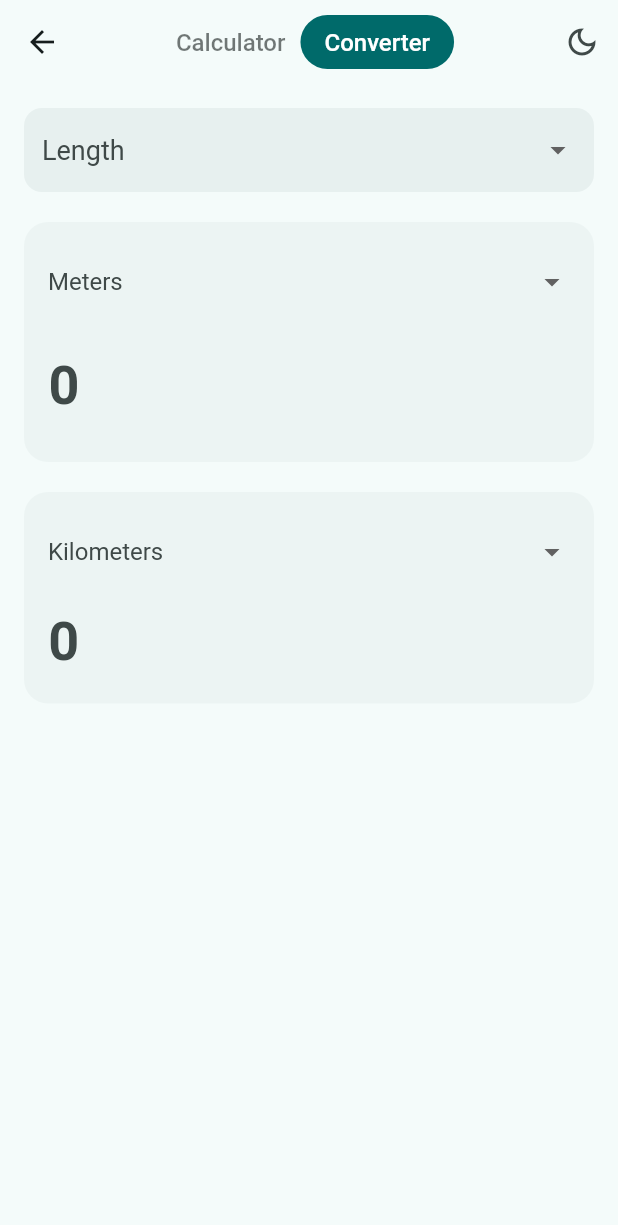
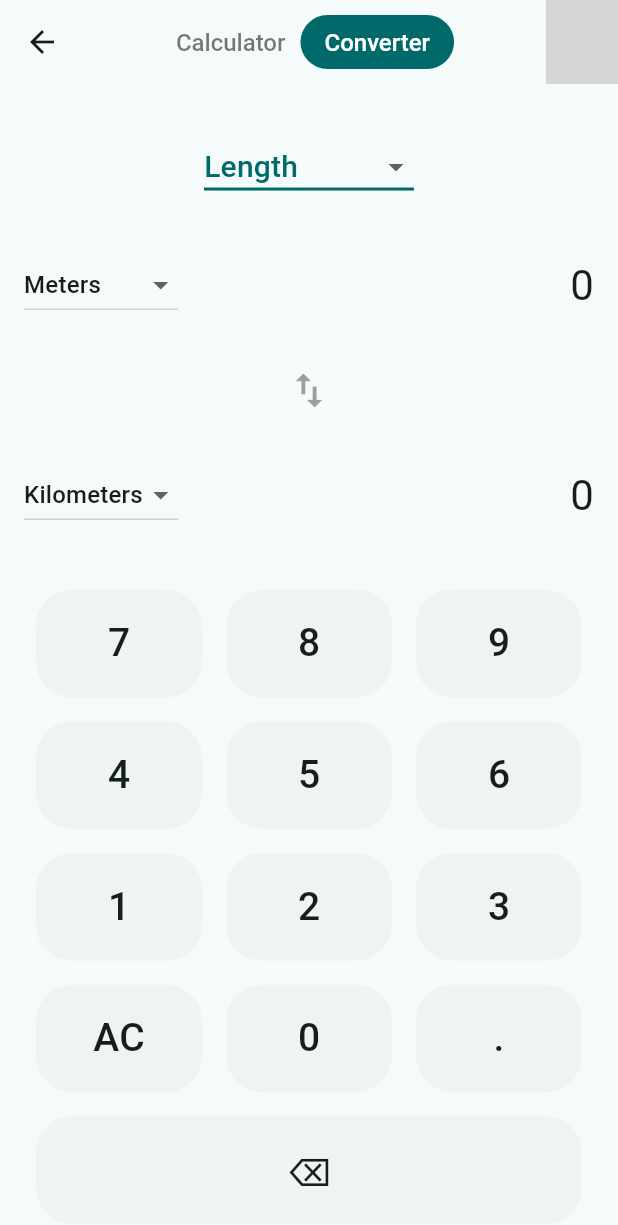
Before and after one commit to digitalninjanv/kalkulator, a Flutter app: the screen it shows after launch, after a tap on "Converter", on a phone screen of 412 x 824 dp. Shown: the top 1225 px of the screen. Run offline on Flutter 3.47's test engine with Material 3 defaults, Android fonts, the phone set to English and light mode, and no system bars; our stand-ins replace auto_size_text, firebase_core, google_fonts, math_expressions; accounts and stored records are empty; statements that could not run were skipped; grey boxes are pictures that could not be loaded.

```diff
--- a/lib/converter_screen.dart
+++ b/lib/converter_screen.dart
@@ -1,93 +1,133 @@
 import 'package:flutter/material.dart';
 import 'package:provider/provider.dart';
 
-import 'main.dart';
-
-// 1. Converter Logic Provider
+// 1. Provider for Converter Logic
 class ConverterProvider with ChangeNotifier {
-  String _selectedCategory = 'Length';
+  String _inputValue = '0';
+  String _outputValue = '0';
   String _fromUnit = 'Meters';
   String _toUnit = 'Kilometers';
-  String _inputValue = '';
-  String _result = '';
+  String _conversionType = 'Length';
 
-  String get selectedCategory => _selectedCategory;
-  String get fromUnit => _fromUnit;
-  String get toUnit => _toUnit;
-  String get inputValue => _inputValue;
-  String get result => _result;
-
-  final Map<String, List<String>> categories = {
-    'Length': ['Meters', 'Kilometers', 'Centimeters', 'Inches', 'Feet'],
+  final Map<String, List<String>> unitTypes = {
+    'Length': ['Meters', 'Kilometers', 'Miles', 'Feet'],
     'Weight': ['Grams', 'Kilograms', 'Pounds', 'Ounces'],
     'Temperature': ['Celsius', 'Fahrenheit', 'Kelvin'],
   };
 
-  void setCategory(String category) {
-    if (_selectedCategory == category) return;
-    _selectedCategory = category;
-    _fromUnit = categories[category]![0];
-    _toUnit = categories[category]![1];
-    _inputValue = '';
-    _result = '';
+  // Conversion factors (to a base unit, e.g., meters for length)
+  final Map<String, double> _conversionFactors = {
+    // Length (base: Meter)
+    'Meters': 1.0,
+    'Kilometers': 1000.0,
+    'Miles': 1609.34,
+    'Feet': 0.3048,
+
+    // Weight (base: Gram)
+    'Grams': 1.0,
+    'Kilograms': 1000.0,
+    'Pounds': 453.592,
+    'Ounces': 28.3495,
+  };
+
+  String get inputValue => _inputValue;
+  String get outputValue => _outputValue;
+  String get fromUnit => _fromUnit;
+  String get toUnit => _toUnit;
+  String get conversionType => _conversionType;
+  List<String> get currentUnits => unitTypes[_conversionType]!;
+
+  void onUnitChanged(String? newUnit, {required bool isFromUnit}) {
+    if (newUnit == null) return;
+    if (isFromUnit) {
+      _fromUnit = newUnit;
+    } else {
+      _toUnit = newUnit;
+    }
+    _convert();
     notifyListeners();
   }
 
-  void setFromUnit(String unit) {
-    if (_fromUnit == unit) return;
-    _fromUnit = unit;
-    _convert();
+  void onConversionTypeChanged(String? newType) {
+    if (newType == null) return;
+    _conversionType = newType;
+    _fromUnit = unitTypes[newType]![0];
+    _toUnit = unitTypes[newType]![1];
+    _inputValue = '0';
+    _outputValue = '0';
+    notifyListeners();
   }
 
-  void setToUnit(String unit) {
-    if (_toUnit == unit) return;
-    _toUnit = unit;
+  void onInput(String value) {
+    if (_inputValue == '0' && value != '.') {
+      _inputValue = value;
+    } else if (value == '⌫') {
+      _inputValue = _inputValue.length > 1
+          ? _inputValue.substring(0, _inputValue.length - 1)
+          : '0';
+    } else if (value == 'AC') {
+      _inputValue = '0';
+      _outputValue = '0';
+    } else if (_inputValue.contains('.') && value == '.') {
+      // Do nothing if trying to add a second decimal point
+      return;
+    } else {
+      _inputValue += value;
+    }
     _convert();
-  }
-
-  void setInputValue(String value) {
-    if (_inputValue == value) return;
-    _inputValue = value;
-    _convert();
+    notifyListeners();
   }
 
   void _convert() {
-    if (_inputValue.isEmpty) {
-      _result = '';
-      notifyListeners();
+    final double? input = double.tryParse(_inputValue);
+    if (input == null) {
+      _outputValue = 'Error';
       return;
     }
 
-    double? input = double.tryParse(_inputValue);
-    if (input == null) {
-      _result = 'Invalid Input';
-      notifyListeners();
+    // Handle Temperature separately
+    if (_conversionType == 'Temperature') {
+      _outputValue = _convertTemperature(input, _fromUnit, _toUnit);
       return;
     }
 
-    double output = 0;
+    // Standard conversion
+    final double baseValue = input * _conversionFactors[_fromUnit]!;
+    final double convertedValue = baseValue / _conversionFactors[_toUnit]!;
 
-    if (_selectedCategory == 'Length') {
-      double meters = _toMeters(input, _fromUnit);
-      output = _fromMeters(meters, _toUnit);
-    } else if (_selectedCategory == 'Weight') {
-      double grams = _toGrams(input, _fromUnit);
-      output = _fromGrams(grams, _toUnit);
-    } else if (_selectedCategory == 'Temperature') {
-      double celsius = _toCelsius(input, _fromUnit);
-      output = _fromCelsius(celsius, _toUnit);
+    _outputValue = convertedValue.toStringAsFixed(4);
+  }
+
+  String _convertTemperature(double value, String from, String to) {
+    double celsius;
+
+    // First, convert input to Celsius
+    switch (from) {
+      case 'Fahrenheit':
+        celsius = (value - 32) * 5 / 9;
+        break;
+      case 'Kelvin':
+        celsius = value - 273.15;
+        break;
+      default: // Celsius
+        celsius = value;
     }
 
-    _result = output.toStringAsFixed(2);
-    notifyListeners();
+    double result;
+    // Then, convert from Celsius to the target unit
+    switch (to) {
+      case 'Fahrenheit':
+        result = celsius * 9 / 5 + 32;
+        break;
+      case 'Kelvin':
+        result = celsius + 273.15;
+        break;
+      default: // Celsius
+        result = celsius;
+    }
+
+    return result.toStringAsFixed(2);
   }
-
-  double _toMeters(double v, String u) => v * {'Meters': 1, 'Kilometers': 1000, 'Centimeters': 0.01, 'Inches': 0.0254, 'Feet': 0.3048}[u]!;
-  double _fromMeters(double m, String u) => m / {'Meters': 1, 'Kilometers': 1000, 'Centimeters': 0.01, 'Inches': 0.0254, 'Feet': 0.3048}[u]!;
-  double _toGrams(double v, String u) => v * {'Grams': 1, 'Kilograms': 1000, 'Pounds': 453.592, 'Ounces': 28.3495}[u]!;
-  double _fromGrams(double g, String u) => g / {'Grams': 1, 'Kilograms': 1000, 'Pounds': 453.592, 'Ounces': 28.3495}[u]!;
-  double _toCelsius(double v, String u) => {'Celsius': v, 'Fahrenheit': (v - 32) * 5/9, 'Kelvin': v - 273.15}[u]!;
-  double _fromCelsius(double c, String u) => {'Celsius': c, 'Fahrenheit': (c * 9/5) + 32, 'Kelvin': c + 273.15}[u]!;
 }
 
 // 2. Converter Screen UI
@@ -99,158 +139,202 @@ class ConverterScreen extends StatelessWidget {
     final colorScheme = Theme.of(context).colorScheme;
 
     return Scaffold(
-      backgroundColor: colorScheme.background,
+      backgroundColor: colorScheme.surface,
       appBar: AppBar(
-        backgroundColor: colorScheme.background,
+        backgroundColor: colorScheme.surface,
         elevation: 0,
-        leading: IconButton(icon: const Icon(Icons.arrow_back), onPressed: () => Navigator.of(context).pop()),
+        leading: IconButton(
+          icon: const Icon(Icons.arrow_back),
+          onPressed: () => Navigator.of(context).pop(),
+        ),
         title: Row(
           mainAxisAlignment: MainAxisAlignment.center,
           children: [
             GestureDetector(
-                onTap: () => Navigator.of(context).pop(),
-                child: Text('Calculator', style: TextStyle(color: colorScheme.onBackground.withOpacity(0.6), fontSize: 16))),
+              onTap: () => Navigator.of(context).pop(),
+              child: Text('Calculator',
+                  style: TextStyle(
+                      color: colorScheme.onSurface.withAlpha((0.6 * 255).round()), // FIX: withOpacity deprecated
+                      fontSize: 16)),
+            ),
             const SizedBox(width: 10),
             Container(
               padding: const EdgeInsets.symmetric(horizontal: 16, vertical: 8),
-              decoration: BoxDecoration(color: colorScheme.primary, borderRadius: BorderRadius.circular(20)),
-              child: Text('Converter', style: TextStyle(color: colorScheme.onPrimary, fontSize: 16)),
+              decoration: BoxDecoration(
+                color: colorScheme.primary,
+                borderRadius: BorderRadius.circular(20),
+              ),
+              child: Text(
+                'Converter',
+                style: TextStyle(color: colorScheme.onPrimary, fontSize: 16),
+              ),
             ),
           ],
         ),
         actions: [
+          // Keep the same theme toggle button
           Consumer<ThemeProvider>(
-            builder: (context, themeProvider, child) => IconButton(
-              icon: Icon(themeProvider.themeMode == ThemeMode.dark ? Icons.light_mode_outlined : Icons.dark_mode_outlined),
+            builder: (context, themeProvider, _) => IconButton(
+              icon: Icon(themeProvider.themeMode == ThemeMode.dark
+                  ? Icons.light_mode_outlined
+                  : Icons.dark_mode_outlined),
               onPressed: () => context.read<ThemeProvider>().toggleTheme(),
             ),
           ),
         ],
       ),
-      body: const Padding(
-        padding: EdgeInsets.all(16.0),
+      body: Padding(
+        padding: const EdgeInsets.symmetric(horizontal: 16.0),
         child: Column(
-          children: [CategorySelector(), SizedBox(height: 20), ConversionCard(isFrom: true), SizedBox(height: 20), ConversionCard(isFrom: false)],
+          children: const [
+            Expanded(flex: 3, child: ConversionDisplay()),
+            Expanded(flex: 4, child: ConverterNumpad()),
+          ],
         ),
       ),
     );
   }
 }
 
-class CategorySelector extends StatelessWidget {
-  const CategorySelector({super.key});
+class ConversionDisplay extends StatelessWidget {
+  const ConversionDisplay({super.key});
+
+  @override
+  Widget build(BuildContext context) {
+    final converter = Provider.of<ConverterProvider>(context);
+    final colorScheme = Theme.of(context).colorScheme;
+
+    return Column(
+      mainAxisAlignment: MainAxisAlignment.spaceEvenly,
+      children: [
+        DropdownButton<String>(
+          value: converter.conversionType,
+          onChanged: (newType) =>
+              converter.onConversionTypeChanged(newType),
+          items: converter.unitTypes.keys
+              .map<DropdownMenuItem<String>>((String value) {
+            return DropdownMenuItem<String>(
+              value: value,
+              child: Text(value, style: TextStyle(color: colorScheme.primary, fontSize: 20)),
+            );
+          }).toList(),
+            dropdownColor: colorScheme.surfaceContainerHighest,
+            underline: Container(
+            height: 2,
+            color: colorScheme.primary,
+          ),
+        ),
+        _buildUnitRow(context, isFromUnit: true),
+        const Icon(Icons.swap_vert, size: 30, color: Colors.grey),
+        _buildUnitRow(context, isFromUnit: false),
+      ],
+    );
+  }
+
+  Widget _buildUnitRow(BuildContext context, {required bool isFromUnit}) {
+    final converter = Provider.of<ConverterProvider>(context, listen: false);
+    final textStyle = TextStyle(fontSize: 28, color: Theme.of(context).colorScheme.onSurface);
+
+    return Row(
+      mainAxisAlignment: MainAxisAlignment.spaceBetween,
+      children: [
+        DropdownButton<String>(
+          value: isFromUnit ? converter.fromUnit : converter.toUnit,
+          dropdownColor: Theme.of(context).colorScheme.surfaceContainerHighest,
+          onChanged: (newUnit) =>
+              converter.onUnitChanged(newUnit, isFromUnit: isFromUnit),
+          items: converter.currentUnits
+              .map<DropdownMenuItem<String>>((String value) {
+            return DropdownMenuItem<String>(
+              value: value,
+              child: Text(value, style: TextStyle(color: Theme.of(context).colorScheme.onSurface),),
+            );
+          }).toList(),
+        ),
+        Text(
+          isFromUnit ? converter.inputValue : converter.outputValue,
+          style: textStyle,
+        ),
+      ],
+    );
+  }
+}
+
+class ConverterNumpad extends StatelessWidget {
+  const ConverterNumpad({super.key});
+
+  @override
+  Widget build(BuildContext context) {
+    final buttonMap = [
+      ['7', '8', '9'],
+      ['4', '5', '6'],
+      ['1', '2', '3'],
+      ['AC', '0', '.'],
+      ['⌫'] // Backspace on its own row
+    ];
+
+    final converter = Provider.of<ConverterProvider>(context, listen: false);
+
+    return Column(
+      children: buttonMap.map((row) {
+        return Expanded(
+          child: Row(
+            children: row.map((text) {
+              // Special case for the wider backspace button
+              if (text == '⌫') {
+                return Expanded(
+                  flex: 2, // Take up 2/3 of the space
+                  child: CalculatorButton(
+                    text: text,
+                    onPressed: () => converter.onInput(text),
+                  ),
+                );
+              }
+              return Expanded(
+                child: CalculatorButton(
+                  text: text,
+                  onPressed: () => converter.onInput(text),
+                ),
+              );
+            }).toList(),
+          ),
+        );
+      }).toList(),
+    );
+  }
+}
+
+// Reusing the CalculatorButton from the main screen for consistency
+class CalculatorButton extends StatelessWidget {
+  final String text;
+  final VoidCallback onPressed;
+
+  const CalculatorButton({super.key, required this.text, required this.onPressed});
 
   @override
   Widget build(BuildContext context) {
     final colorScheme = Theme.of(context).colorScheme;
-    // This widget only needs to read the provider to fire events, so we can use context.read
-    final provider = context.read<ConverterProvider>();
-    // We use a Selector to only rebuild when the selectedCategory or the list of categories changes.
-    return Selector<ConverterProvider, String>(
-      selector: (_, p) => p.selectedCategory,
-      builder: (context, selectedCategory, child) {
-         return Container(
-          padding: const EdgeInsets.symmetric(horizontal: 12, vertical: 4),
-          decoration: BoxDecoration(color: colorScheme.surfaceVariant.withOpacity(0.5), borderRadius: BorderRadius.circular(12)),
-          child: DropdownButton<String>(
-            value: selectedCategory,
-            onChanged: (String? newValue) => provider.setCategory(newValue!),
-            items: provider.categories.keys.map<DropdownMenuItem<String>>((v) => DropdownMenuItem<String>(value: v, child: Text(v))).toList(),
-            isExpanded: true,
-            underline: const SizedBox(),
-            style: TextStyle(fontSize: 18, color: colorScheme.onSurfaceVariant),
-            dropdownColor: colorScheme.surfaceVariant,
+
+    return Padding(
+      padding: const EdgeInsets.all(8.0),
+      child: InkWell(
+        onTap: onPressed,
+        borderRadius: BorderRadius.circular(24),
+        child: Container(
+          decoration: BoxDecoration(
+            color: colorScheme.surfaceContainerHighest.withAlpha(80),
+            borderRadius: BorderRadius.circular(24),
           ),
-        );
-      },
-    );
-  }
-}
-
-class ConversionCard extends StatefulWidget {
-  final bool isFrom;
-  const ConversionCard({super.key, required this.isFrom});
-
-  @override
-  State<ConversionCard> createState() => _ConversionCardState();
-}
-
-class _ConversionCardState extends State<ConversionCard> {
-  late final TextEditingController _controller;
-
-  @override
-  void initState() {
-    super.initState();
-    if (widget.isFrom) {
-      _controller = TextEditingController();
-    }
-  }
-
-  @override
-  void dispose() {
-    if (widget.isFrom) {
-      _controller.dispose();
-    }
-    super.dispose();
-  }
-
-  @override
-  Widget build(BuildContext context) {
-    final colorScheme = Theme.of(context).colorScheme;
-    final provider = context.read<ConverterProvider>();
-
-    return Container(
-      padding: const EdgeInsets.all(16),
-      decoration: BoxDecoration(color: colorScheme.surfaceVariant.withOpacity(0.3), borderRadius: BorderRadius.circular(16)),
-      child: Column(
-        crossAxisAlignment: CrossAxisAlignment.start,
-        children: [
-          Selector<ConverterProvider, List<String>>(
-              selector: (_, p) => [p.fromUnit, p.toUnit, p.selectedCategory], // Rebuild dropdown when units or category change
-              builder: (context, units, child) {
-                return DropdownButton<String>(
-                  value: widget.isFrom ? units[0] : units[1],
-                  onChanged: (String? newValue) {
-                    if (newValue == null) return;
-                    widget.isFrom ? provider.setFromUnit(newValue) : provider.setToUnit(newValue);
-                  },
-                  items: provider.categories[units[2]]!.map<DropdownMenuItem<String>>((v) => DropdownMenuItem<String>(value: v, child: Text(v))).toList(),
-                  isExpanded: true,
-                  underline: const SizedBox(),
-                  style: TextStyle(fontSize: 16, color: colorScheme.onSurfaceVariant),
-                  dropdownColor: colorScheme.surfaceVariant,
-                );
-              }),
-          const SizedBox(height: 10),
-          if (widget.isFrom)
-            Selector<ConverterProvider, String>(
-              selector: (_, p) => p.inputValue,
-              builder: (context, inputValue, child) {
-                // Manually update controller only if text is different to prevent cursor jumping
-                if (inputValue != _controller.text) {
-                  _controller.text = inputValue;
-                  _controller.selection = TextSelection.fromPosition(TextPosition(offset: _controller.text.length));
-                }
-                return TextField(
-                  controller: _controller,
-                  onChanged: provider.setInputValue,
-                  keyboardType: TextInputType.number,
-                  style: TextStyle(fontSize: 36, fontWeight: FontWeight.bold, color: colorScheme.onSurfaceVariant),
-                  decoration: const InputDecoration(border: InputBorder.none, hintText: '0'),
-                );
-              },
-            )
-          else
-            Selector<ConverterProvider, String>(
-              selector: (_, p) => p.result,
-              builder: (context, result, child) {
-                return Text(
-                  result.isEmpty ? '0' : result,
-                  style: TextStyle(fontSize: 36, fontWeight: FontWeight.bold, color: colorScheme.onSurfaceVariant),
-                );
-              },
+          child: Center(
+            child: Text(
+              text,
+              style: const TextStyle(
+                fontSize: 26,
+                fontWeight: FontWeight.w500,
+              ),
             ),
-        ],
+          ),
+        ),
       ),
     );
   }
--- a/lib/main.dart
+++ b/lib/main.dart
@@ -51,10 +51,12 @@ class CalculatorProvider with ChangeNotifier {
     } else if (buttonText == '=') {
       try {
         String finalExpression = _expression.replaceAll('×', '*').replaceAll('÷', '/');
-        Parser p = Parser();
-        Expression exp = p.parse(finalExpression);
-        ContextModel cm = ContextModel();
-        double eval = exp.evaluate(EvaluationType.REAL, cm);
+        final parser = ShuntingYardParser();
+        final expression = parser.parse(finalExpression);
+        final evaluator = RealEvaluator();
+        expression.accept(evaluator); // This populates the evaluator
+        final double eval = evaluator.value; // The result is in the 'value' property
+
         _result = eval.toStringAsFixed(eval.truncateToDouble() == eval ? 0 : 2);
       } catch (e) {
         _result = 'Error';
@@ -62,10 +64,12 @@ class CalculatorProvider with ChangeNotifier {
     } else if (buttonText == '%') {
       if (_expression.isNotEmpty) {
         try {
-          Parser p = Parser();
-          Expression exp = p.parse(_expression);
-          ContextModel cm = ContextModel();
-          double eval = exp.evaluate(EvaluationType.REAL, cm);
+          final parser = ShuntingYardParser();
+          final expression = parser.parse(_expression);
+          final evaluator = RealEvaluator();
+          expression.accept(evaluator); // This populates the evaluator
+          final double eval = evaluator.value; // The result is in the 'value' property
+
           _result = (eval / 100).toString();
           _expression = _result;
         } catch (e) {
@@ -78,6 +82,7 @@ class CalculatorProvider with ChangeNotifier {
     notifyListeners();
   }
 }
+
 
 // 3. Main App Widget
 class MyApp extends StatelessWidget {
@@ -112,7 +117,7 @@ class MyApp extends StatelessWidget {
       colorScheme: ColorScheme.fromSeed(
           seedColor: primarySeedColor,
           brightness: Brightness.dark,
-          background: const Color(0xFF1c1c1c)),
+          surface: const Color(0xFF1c1c1c)),
       textTheme: appTextTheme,
     );
 
@@ -140,9 +145,9 @@ class CalculatorScreen extends StatelessWidget {
     final colorScheme = Theme.of(context).colorScheme;
 
     return Scaffold(
-      backgroundColor: colorScheme.background,
+      backgroundColor: colorScheme.surface,
       appBar: AppBar(
-        backgroundColor: colorScheme.background,
+        backgroundColor: colorScheme.surface,
         elevation: 0,
         leading: const Icon(Icons.menu),
         title: Row(
@@ -170,7 +175,7 @@ class CalculatorScreen extends StatelessWidget {
               },
               child: Text('Converter',
                   style: TextStyle(
-                      color: colorScheme.onBackground.withOpacity(0.6),
+                      color: colorScheme.onSurface.withAlpha((0.6 * 255).round()), // FIX: withOpacity deprecated
                       fontSize: 16)),
             ),
           ],
@@ -230,7 +235,7 @@ class DisplayArea extends StatelessWidget {
                 maxLines: 2,
                 style: TextStyle(
                     fontSize: 32,
-                    color: colorScheme.onBackground.withOpacity(0.6)),
+                    color: colorScheme.onSurface.withAlpha((0.6 * 255).round())), // FIX: withOpacity deprecated
               ),
               const SizedBox(height: 10),
               AutoSizeText(
@@ -239,7 +244,7 @@ class DisplayArea extends StatelessWidget {
                 style: TextStyle(
                     fontSize: 64,
                     fontWeight: FontWeight.bold,
-                    color: colorScheme.onBackground),
+                    color: colorScheme.onSurface),
               ),
             ],
           ),
@@ -307,14 +312,14 @@ class CalculatorButton extends StatelessWidget {
       textColor = colorScheme.onPrimary;
       shape = BoxShape.rectangle;
     } else if (isOperator) {
-      buttonColor = colorScheme.primary.withOpacity(0.8);
+      buttonColor = colorScheme.primary.withAlpha(200); // More precise opacity
       textColor = colorScheme.onPrimary;
     } else if (isTopRow) {
       buttonColor = colorScheme.secondaryContainer;
       textColor = colorScheme.onSecondaryContainer;
     } else {
-      buttonColor = colorScheme.surfaceVariant.withOpacity(0.3);
-      textColor = colorScheme.onSurfaceVariant;
+      buttonColor = colorScheme.surfaceContainerHighest.withAlpha(80); // More precise opacity
+      textColor = colorScheme.onSurface;
     }
 
     return Padding(
```
Also changed, not shown: 2 other files.
